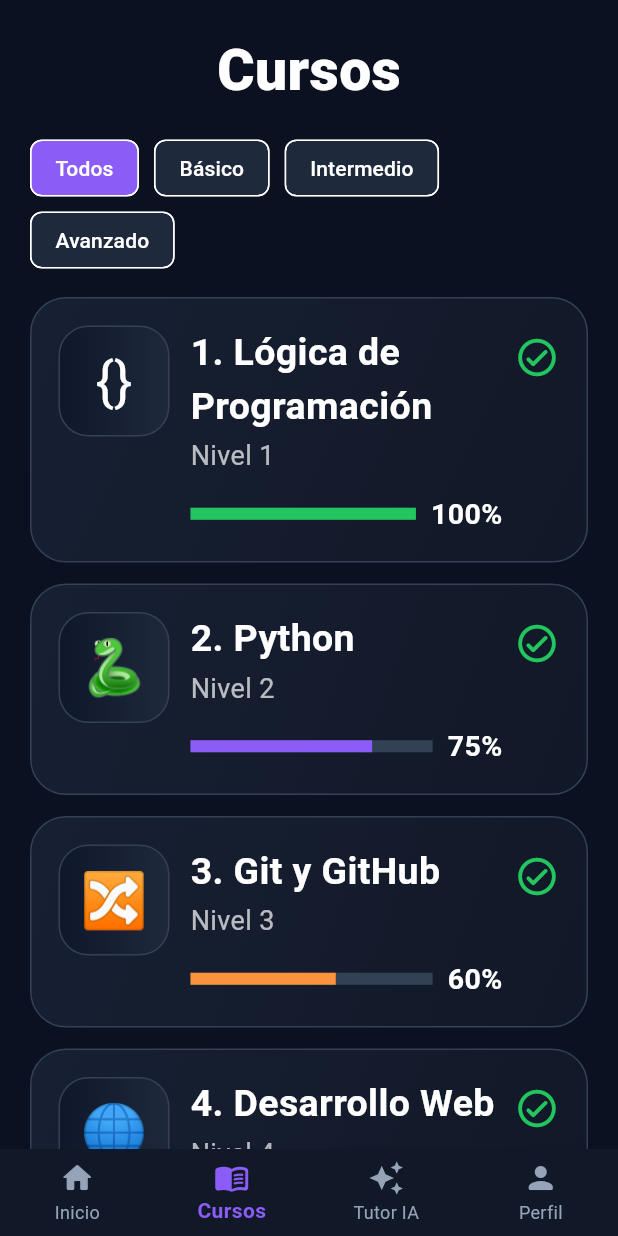
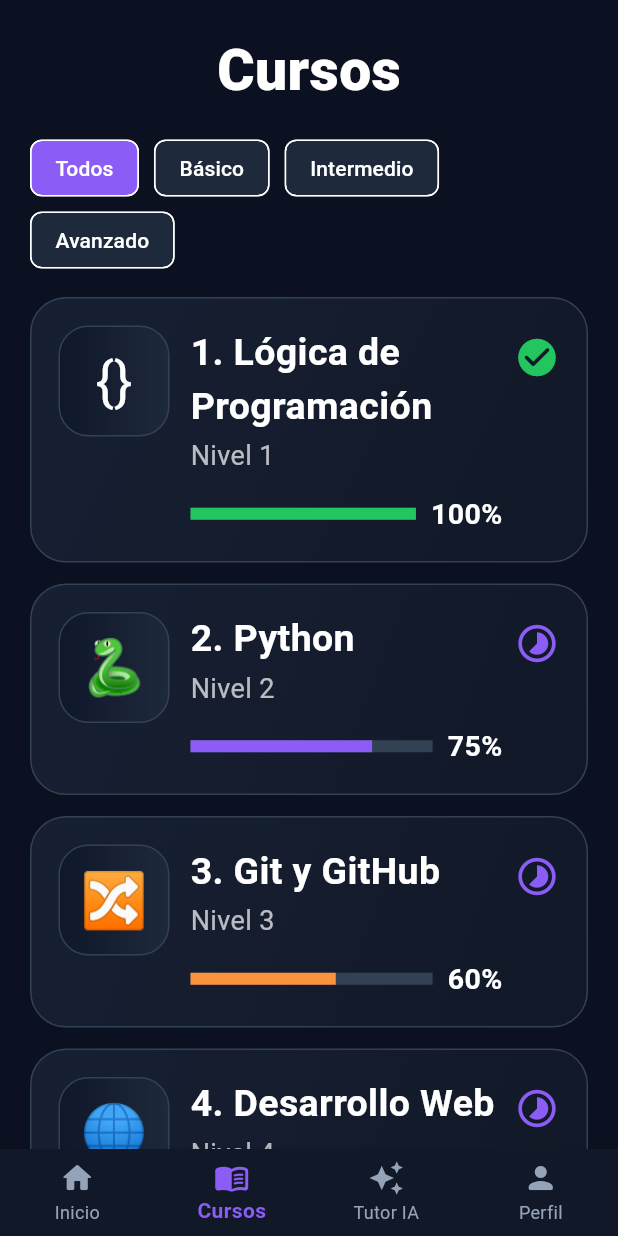
Before and after one commit to alfonsogzman123-netizen/Duocdev, a Flutter app: the screen it shows after launch, item 2 of the bottom bar chosen, on a phone screen of 412 x 824 dp. Run offline on Flutter 3.47's test engine with Material 3 defaults, Android fonts, the phone set to English and light mode, and no system bars.

Commit message:
Adjust final course status visuals and keep requested text copy

```diff
--- a/lib/screens/route_screen.dart
+++ b/lib/screens/route_screen.dart
@@ -61,7 +61,7 @@
                 const SizedBox(width: 8),
                 Padding(
                   padding: const EdgeInsets.only(top: 6),
-                  child: Icon(locked ? Icons.lock_rounded : Icons.check_circle_outline_rounded, color: locked ? Colors.white54 : const Color(0xFF22C55E), size: 30),
+                  child: Icon(_statusIcon(locked: locked, progress: progress), color: _statusColor(locked: locked, progress: progress), size: 30),
                 ),
               ]),
             ),
@@ -74,4 +74,18 @@
   String _emoji(String id) => switch (id) {'logica' => '{}', 'python' => '🐍', 'git' => '🔀', 'web' => '🌐', 'java' => '☕', 'sql' => '🛢️', _ => '🔒'};
   double _progress(String id) => {'logica': 1.0, 'python': 0.75, 'git': 0.6, 'web': 0.25}.containsKey(id) ? {'logica': 1.0, 'python': 0.75, 'git': 0.6, 'web': 0.25}[id]! : 0.0;
   Color _color(String id) => {'logica': const Color(0xFF22C55E), 'python': const Color(0xFF8B5CF6), 'git': const Color(0xFFFB923C), 'web': const Color(0xFF38BDF8)}[id] ?? const Color(0xFF334155);
+
+  IconData _statusIcon({required bool locked, required double progress}) {
+    if (locked) return Icons.lock_rounded;
+    if (progress >= 1) return Icons.check_circle_rounded;
+    if (progress > 0) return Icons.timelapse_rounded;
+    return Icons.radio_button_unchecked_rounded;
+  }
+
+  Color _statusColor({required bool locked, required double progress}) {
+    if (locked) return Colors.white54;
+    if (progress >= 1) return const Color(0xFF22C55E);
+    if (progress > 0) return const Color(0xFF8B5CF6);
+    return const Color(0xFF94A3B8);
+  }
 }
```
